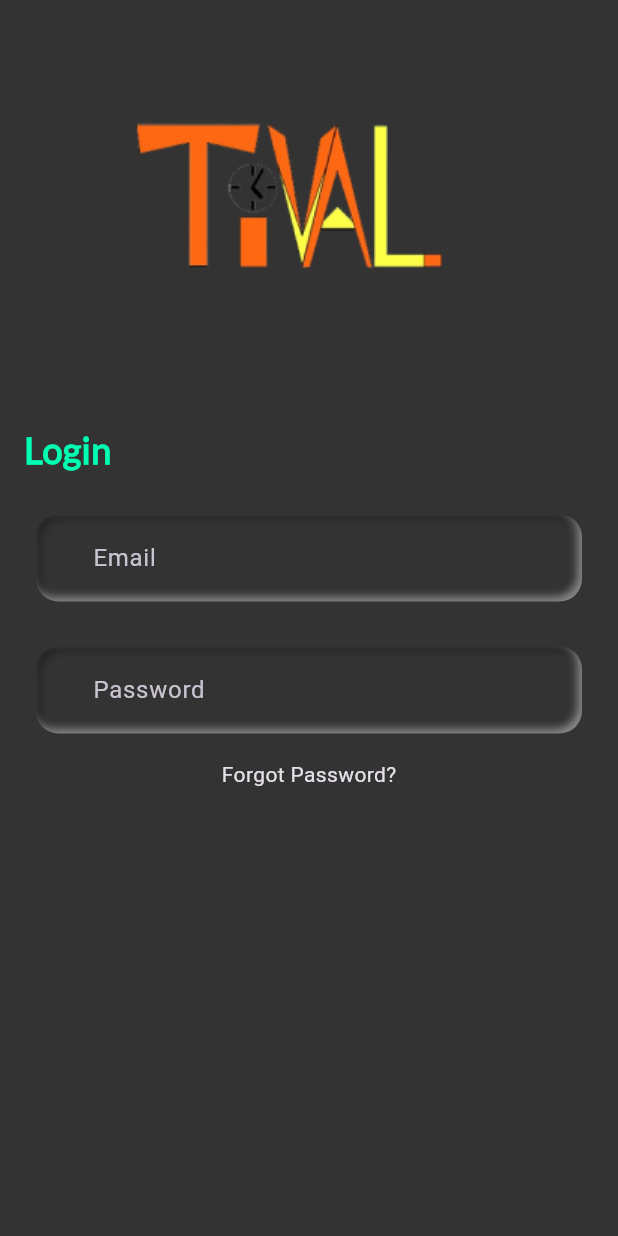
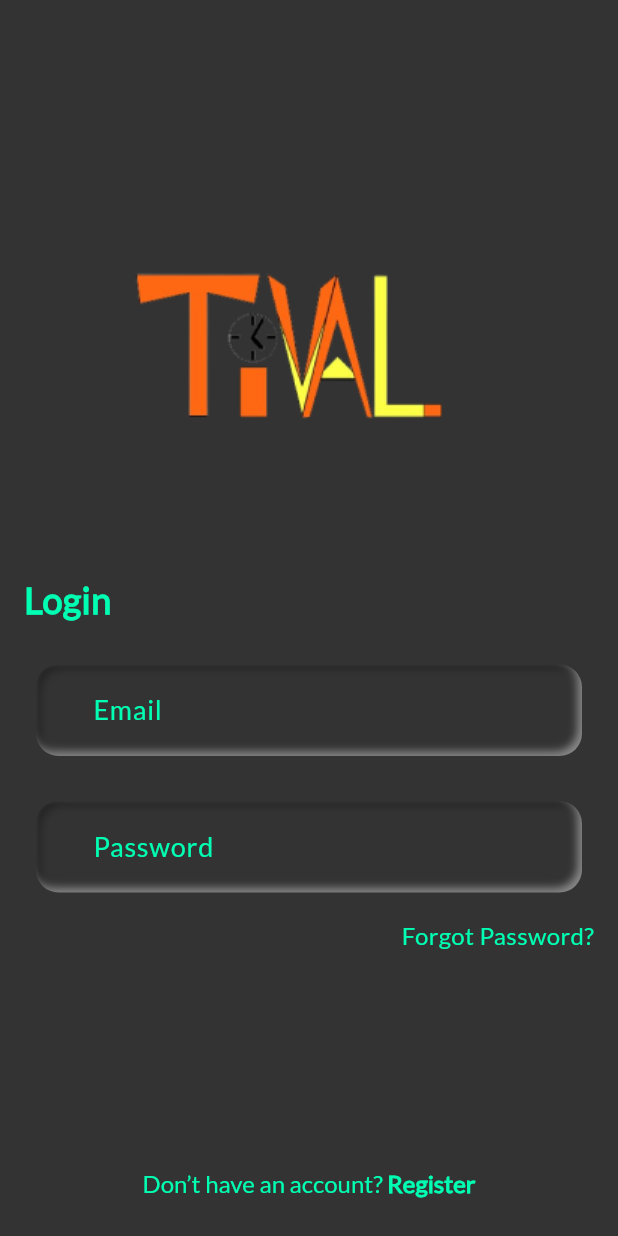
Before and after one commit to thecompletesoftech/alarmclock, a Flutter app: the screen it shows after launch, on a phone screen of 412 x 824 dp. Run offline on Flutter 3.47's test engine with Material 3 defaults, Android fonts, the phone set to English and light mode, and no system bars; our stand-ins replace flutter_neumorphic_plus; key blocks and very long unbroken strings in the code were emptied for the run.

Commit message:
Working Login screen

```diff
--- a/lib/Config/TextStyle.dart
+++ b/lib/Config/TextStyle.dart
@@ -1,6 +1,7 @@
 import 'package:clockalarm/Config/Import.dart';
 
 const Lato = "Lato";
+
 class MyTextStyle {
   static TextStyle Dynamic({
     TextStyle? style,
@@ -16,7 +17,6 @@ class MyTextStyle {
       letterSpacing: letterSpacing,
     );
   }
-
 
   static const TextStyle mw50010 = TextStyle(
     fontSize: 10,
@@ -100,6 +100,11 @@ class MyTextStyle {
     fontWeight: FontWeight.w700,
   );
   static const TextStyle mw70016 = TextStyle(
+    fontSize: 16,
+    fontFamily: Lato,
+    fontWeight: FontWeight.w700,
+  );
+  static const TextStyle mw70020 = TextStyle(
     fontSize: 16,
     fontFamily: Lato,
     fontWeight: FontWeight.w700,
@@ -242,5 +247,4 @@ class MyTextStyle {
     fontFamily: Lato,
     fontWeight: FontWeight.w600,
   );
-
 }
--- a/lib/View/Auth/SignIn/SignIn.dart
+++ b/lib/View/Auth/SignIn/SignIn.dart
@@ -5,13 +5,18 @@ class SignIn extends StatelessWidget {
 
   @override
   Widget build(BuildContext context) {
+    GlobalKey<FormState> _formkey = GlobalKey<FormState>();
     return Scaffold(
       backgroundColor: NeumorphicTheme.baseColor(context),
-      body: Column(
+      body: SingleChildScrollView(
+        child: Form(
+          key: _formkey,
+          child: Column(
             crossAxisAlignment: CrossAxisAlignment.center,
             children: [
               Padding(
-            padding: const EdgeInsets.only(left: 16.0, right: 16.0),
+                padding:
+                    const EdgeInsets.only(top: 100.0, left: 16.0, right: 16.0),
                 child: Column(
                   children: [
                     Center(child: Image.asset("assets/TivalLogo.png")),
@@ -20,6 +25,7 @@ class SignIn extends StatelessWidget {
                       children: [
                         Text(
                           "Login",
+                          textAlign: TextAlign.start,
                           style: MyTextStyle.Dynamic(
                               style: MyTextStyle.mw70024,
                               color: NeumorphicTheme.accentColor(context)),
@@ -29,20 +35,67 @@ class SignIn extends StatelessWidget {
                     SizedBox(height: 24),
                     TextBoxwidget(
                         hinttext: 'Email',
-                  validator: (e) {},
-                ),
+                        hintstyle: MyTextStyle.Dynamic(
+                            style: MyTextStyle.mw40018,
+                            color: NeumorphicTheme.accentColor(context)),
+                        validator: (e) {
+                          final bool emailValid = RegExp(
+                                  r"^[a-zA-Z0-9.a-zA-Z0-9.!#$%&'*+-/=?^_`{|}~]+@[a-zA-Z0-9]+\.[a-zA-Z]+")
+                              .hasMatch(e!);
+
+                          if (e.isEmpty) {
+                            return 'emailrequired';
+                          }
+                          if (emailValid == false) {
+                            return 'emailvalid';
+                          }
+                        }),
                     SizedBox(height: 24),
                     TextBoxwidget(
                       hinttext: 'Password',
+                      hintstyle: MyTextStyle.Dynamic(
+                          style: MyTextStyle.mw40018,
+                          color: NeumorphicTheme.accentColor(context)),
                       validator: (e) {},
                     ),
                     SizedBox(height: 13),
-                Text("Forgot Password?")
+                    Row(
+                      mainAxisAlignment: MainAxisAlignment.end,
+                      children: [
+                        Text(
+                          "Forgot Password?",
+                          style: MyTextStyle.Dynamic(
+                              style: MyTextStyle.mw40016,
+                              color: NeumorphicTheme.accentColor(context)),
+                        ),
+                      ],
+                    ),
+                    SizedBox(height: 51),
+                    SizedBox(height: 93),
+                    RichText(
+                      text: TextSpan(
+                          text: 'Don’t have an account? ',
+                          style: MyTextStyle.Dynamic(
+                              style: MyTextStyle.mw50016,
+                              color: NeumorphicTheme.accentColor(context)),
+                          children: [
+                            TextSpan(
+                              text: 'Register',
+                              style: MyTextStyle.Dynamic(
+                                  style: MyTextStyle.mw60016,
+                                  color: NeumorphicTheme.accentColor(context)),
+                              // recognizer: TapGestureRecognizer()..onTap = () => print('Tap Here onTap'),
+                            )
+                          ]),
+                    ),
+                    SizedBox(height: 30),
                   ],
                 ),
               )
             ],
           ),
+        ),
+      ),
     );
   }
 }
```
Lines whose indentation alone changed are shown as unchanged.
